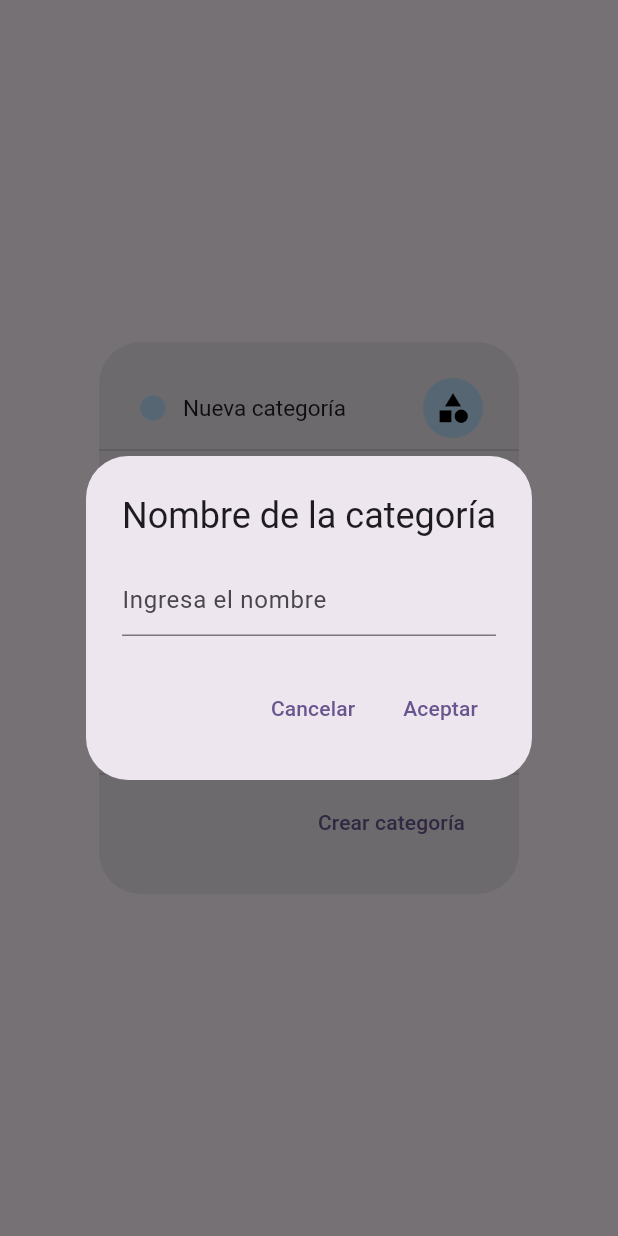
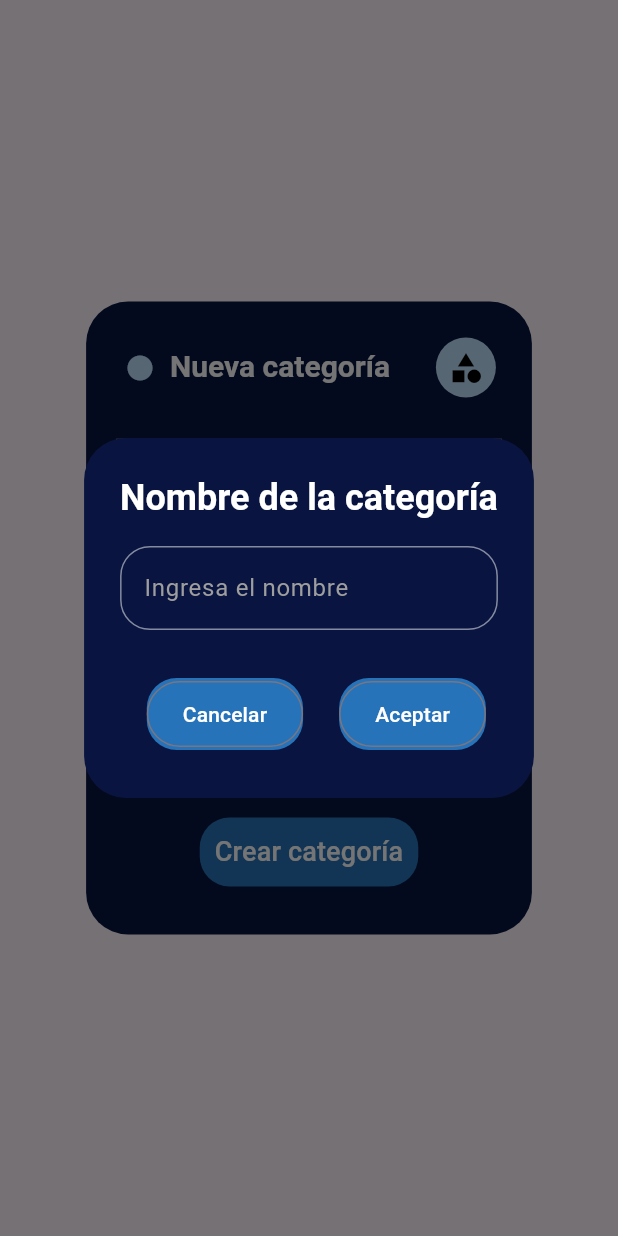
Before and after one commit to Anthony-2003/SelfRise, a Flutter app: the CrearCategoriaDialog widget shown alone on an empty page, opened directly with empty values, after a tap on "Nombre de la categoría", on a phone screen of 412 x 824 dp. Run offline on Flutter 3.47's test engine with Material 3 defaults, Android fonts, the phone set to English and light mode, and no system bars; our stand-ins replace awesome_dialog, cached_network_image, cloud_firestore, curved_navigation_bar, date_picker_timeline, datetime_picker_formfield and 15 more; accounts and stored records are empty; network calls fail.

```diff
--- a/lib/Design/menu_principal.dart
+++ b/lib/Design/menu_principal.dart
@@ -170,7 +170,7 @@ class _PantallaMenuPrincipalState extends State<PantallaMenuPrincipal>
       Icons.home,
       Icons.chat,
       Icons.assignment,
-      Icons.track_changes,
+      Icons.directions_run,
       Icons.person,
     ].map((icon) => _construirNavigationBarItem(icon)).toList();
   }
--- a/lib/dialogs/crear_categoria_dialog.dart
+++ b/lib/dialogs/crear_categoria_dialog.dart
@@ -1,5 +1,6 @@
 import 'package:flutter/cupertino.dart';
 import 'package:flutter/material.dart';
+import 'package:flutter_proyecto_final/Colors/colors.dart';
 import 'package:flutter_proyecto_final/entity/categoria.dart';
 import 'package:flutter_proyecto_final/services/AuthService.dart';
 import 'package:flutter_proyecto_final/services/categoria_services.dart';
@@ -39,7 +40,8 @@ class _CrearCategoriaDialogState extends State<CrearCategoriaDialog> {
     return StatefulBuilder(
       builder: (context, setState) {
         return AlertDialog(
-          contentPadding: EdgeInsets.zero,
+          backgroundColor: AppColors.drawer,
+          contentPadding: EdgeInsets.all(20),
           title: Row(
             mainAxisAlignment: MainAxisAlignment.spaceBetween,
             children: [
@@ -57,8 +59,9 @@ class _CrearCategoriaDialogState extends State<CrearCategoriaDialog> {
                   Text(
                     nuevaCategoriaText,
                     style: TextStyle(
-                      fontSize: 15,
-                    ),
+                        fontSize: 20,
+                        color: Colors.white,
+                        fontWeight: FontWeight.bold),
                   ),
                 ],
               ),
@@ -81,7 +84,8 @@ class _CrearCategoriaDialogState extends State<CrearCategoriaDialog> {
               children: [
                 Divider(),
                 ListTile(
-                  leading: Icon(Icons.edit),
+                  textColor: Colors.white,
+                  leading: Icon(Icons.edit, color: Colors.white),
                   title: Text('Nombre de la categoría'),
                   onTap: () {
                     _mostrarDialogoNombreCategoria(
@@ -96,14 +100,16 @@ class _CrearCategoriaDialogState extends State<CrearCategoriaDialog> {
                 ),
                 Divider(),
                 ListTile(
-                  leading: Icon(Icons.image),
+                  textColor: Colors.white,
+                  leading: Icon(Icons.image, color: Colors.white),
                   title: Text('Icono de la categoría'),
                   onTap: () {
                     showDialog(
                       context: context,
                       builder: (context) {
                         return AlertDialog(
-                          title: Text('Selecciona un icono'),
+                          backgroundColor: AppColors.drawer,
+                          title: Text('Selecciona un icono', style: TextStyle(color: Colors.white),),
                           content: Container(
                             width: MediaQuery.of(context).size.width * 0.8,
                             height: MediaQuery.of(context).size.height * 0.5,
@@ -125,7 +131,7 @@ class _CrearCategoriaDialogState extends State<CrearCategoriaDialog> {
                                           : null,
                                       shape: BoxShape.circle,
                                     ),
-                                    child: Icon(icono, size: 40),
+                                    child: Icon(icono, size: 40, color: Colors.white,),
                                   ),
                                 );
                               }).toList(),
@@ -138,14 +144,19 @@ class _CrearCategoriaDialogState extends State<CrearCategoriaDialog> {
                 ),
                 Divider(),
                 ListTile(
-                  leading: Icon(Icons.color_lens),
+                  textColor: Colors.white,
+                  leading: Icon(
+                    Icons.color_lens,
+                    color: Colors.white,
+                  ),
                   title: Text('Color de la categoría'),
                   onTap: () {
                     showDialog(
                       context: context,
                       builder: (context) {
                         return AlertDialog(
-                          title: Text('Selecciona un color'),
+                          backgroundColor: AppColors.drawer,
+                          title: Text('Selecciona un color', style: TextStyle(color: Colors.white),),
                           content: Container(
                             width: MediaQuery.of(context).size.width * 0.8,
                             child: Wrap(
@@ -184,7 +195,8 @@ class _CrearCategoriaDialogState extends State<CrearCategoriaDialog> {
                 Divider(),
                 if (widget.showDeleteButton)
                   ListTile(
-                    leading: Icon(Icons.delete),
+                    textColor: Colors.white,
+                    leading: Icon(Icons.delete, color: Colors.white),
                     title: Text('Eliminar categoría'),
                     onTap: () {
                       _mostrarDialogoEliminarCategoria(context);
@@ -213,9 +225,29 @@ class _CrearCategoriaDialogState extends State<CrearCategoriaDialog> {
                   Navigator.pop(context);
                 }
               },
+              child: Center(
+                child: Container(
+                  decoration: BoxDecoration(
+                    color: Color(0xFF2773B9),
+                    borderRadius: BorderRadius.circular(
+                        20.0), // Ajusta el radio según sea necesario
+                  ),
+                  padding: EdgeInsets.all(
+                      10.0), // Ajusta el relleno según sea necesario
                   child: widget.showDeleteButton
-                  ? Text('Modificar categoría')
-                  : Text('Crear categoría'),
+                      ? Text(
+                          'Modificar categoría',
+                          style: TextStyle(
+                              color: Colors.white,
+                              fontSize: 18), // Color del texto
+                        )
+                      : Text(
+                          'Crear categoría',
+                          style:
+                              TextStyle(color: Colors.white, fontSize: 18), // Color del texto
+                        ),
+                ),
+              ),
             ),
           ],
         );
@@ -226,28 +258,79 @@ class _CrearCategoriaDialogState extends State<CrearCategoriaDialog> {
   void _mostrarDialogoNombreCategoria(
       BuildContext context, Function(String?) onChanged) {
     String? nuevoNombreCategoria;
+    TextEditingController controller = TextEditingController();
 
     showDialog(
       context: context,
       builder: (context) {
         return AlertDialog(
-          title: Text('Nombre de la categoría'),
+          backgroundColor: AppColors.drawer,
+          title: Text('Nombre de la categoría',
+              style:
+                  TextStyle(color: Colors.white, fontWeight: FontWeight.bold)),
           content: TextField(
+            controller: controller,
             onChanged: (value) {
+              setState(() {
                 nuevoNombreCategoria = value;
+              });
             },
+            style: TextStyle(
+              color: Colors.white,
+            ),
             decoration: InputDecoration(
+              focusedBorder: OutlineInputBorder(
+                borderSide: BorderSide(color: Colors.white, width: 2.0),
+                borderRadius: BorderRadius.circular(50.0), // Borde redondeado
+              ),
+              enabledBorder: OutlineInputBorder(
+                borderSide: BorderSide(
+                  color: Colors.white.withOpacity(0.5),
+                  width: 1.0,
+                ),
+                borderRadius: BorderRadius.circular(20.0), // Borde redondeado
+              ),
               hintText: 'Ingresa el nombre',
+              hintStyle: TextStyle(
+                color: Colors.grey,
+              ),
             ),
           ),
           actions: [
-            TextButton(
+            Container(
+              margin:
+                  EdgeInsets.all(8.0), // Ajusta el margen según sea necesario
+              decoration: BoxDecoration(
+                color: Color(0xFF2773B9), // Color de fondo
+                borderRadius: BorderRadius.circular(20), // Bordes redondeados
+              ),
+              child: OutlinedButton(
                 onPressed: () {
                   Navigator.pop(context);
                 },
-              child: Text('Cancelar'),
+                style: OutlinedButton.styleFrom(
+                  padding: EdgeInsets.symmetric(
+                      vertical: 12.0,
+                      horizontal:
+                          24.0), // Ajusta el padding según sea necesario
+                  // Otros estilos de botón, como el color del borde, pueden ser ajustados aquí
                 ),
-            TextButton(
+                child: Text(
+                  'Cancelar',
+                  style: TextStyle(
+                    color: Colors.white, // Color del texto
+                  ),
+                ),
+              ),
+            ),
+            Container(
+              margin:
+                  EdgeInsets.all(8.0), // Ajusta el margen según sea necesario
+              decoration: BoxDecoration(
+                color: Color(0xFF2773B9), // Color de fondo
+                borderRadius: BorderRadius.circular(20), // Bordes redondeados
+              ),
+              child: OutlinedButton(
                 onPressed: () {
                   if (nuevoNombreCategoria != null &&
                       nuevoNombreCategoria!.isNotEmpty) {
@@ -255,7 +338,20 @@ class _CrearCategoriaDialogState extends State<CrearCategoriaDialog> {
                     Navigator.pop(context, nuevoNombreCategoria);
                   }
                 },
-              child: Text('Aceptar'),
+                style: OutlinedButton.styleFrom(
+                  padding: EdgeInsets.symmetric(
+                      vertical: 12.0,
+                      horizontal:
+                          24.0), // Ajusta el padding según sea necesario
+                  // Otros estilos de botón, como el color del borde, pueden ser ajustados aquí
+                ),
+                child: Text(
+                  'Aceptar',
+                  style: TextStyle(
+                    color: Colors.white, // Color del texto
+                  ),
+                ),
+              ),
             ),
           ],
         );
--- a/pubspec.yaml
+++ b/pubspec.yaml
@@ -61,6 +61,7 @@ dependencies:
   flutter_timezone: ^1.0.8
   collection: ^1.15.0
   date_picker_timeline: ^1.2.6
+  material_dialogs: ^1.1.4
 
 
 
```
Also changed, not shown: lib/Design/habitos.dart (+19 -1 lines), lib/Design/habitos_stepper.dart (+8 -2 lines), lib/Design/seleccionar_categoria.dart (+29 -10 lines), pubspec.lock, 1 other file. Lines whose indentation alone changed are shown as unchanged.
